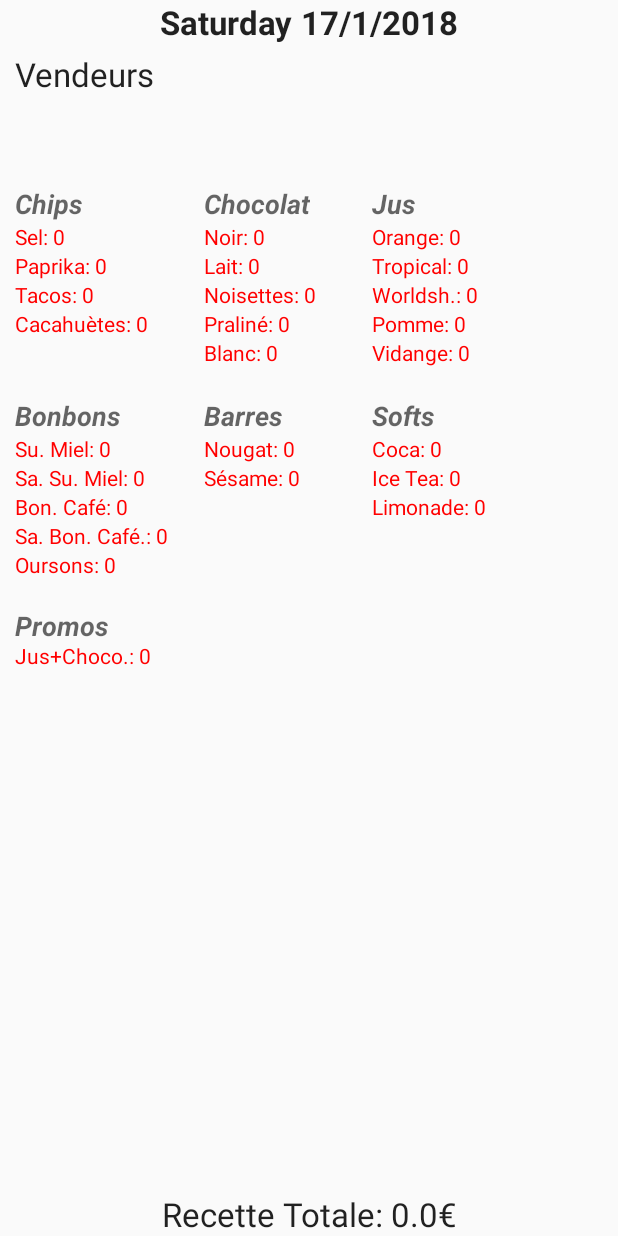
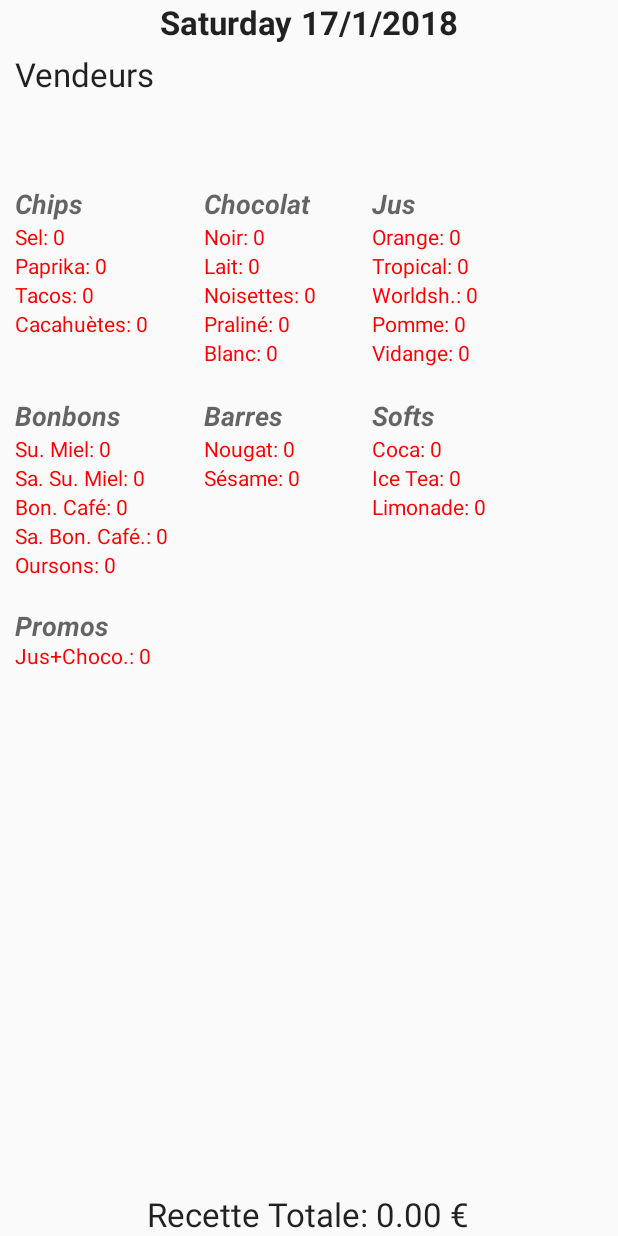
Before and after one commit to argallez/Oxfamv2, an Android app: the FinalAddition screen opened directly, with no data from a screen before it, on a phone screen of 412 x 824 dp. Run offline under Robolectric (Android 15) with nearby library versions, the light colour scheme and no system bars.

Commit message:
Methode achat pour les non stockes, modif de l'affichage de la recette rotale

```diff
--- a/app/src/main/java/com/example/nono/oxfamv2/FinalAddition.java
+++ b/app/src/main/java/com/example/nono/oxfamv2/FinalAddition.java
@@ -85,9 +85,7 @@ public class FinalAddition extends MainActivity {
             //PROMOS
             affichageTotal(Promos_jusChoco, (TextView) findViewById(R.id.viewJusChocoFinal));
 
-            calculAddition();
-            TextView affichageRecette = findViewById(R.id.viewMontantTotal);
-            affichageRecette.setText("Recette Totale: " + recette + "€");
+            calculAddition((TextView)findViewById(R.id.viewMontantTotal));
 
             printDay();
         }
--- a/app/src/main/java/com/example/nono/oxfamv2/MainActivity.java
+++ b/app/src/main/java/com/example/nono/oxfamv2/MainActivity.java
@@ -28,6 +28,8 @@ import org.w3c.dom.Text;
 import java.io.File;
 import java.io.IOException;
 import java.io.PrintWriter;
+import java.text.DecimalFormat;
+import java.text.NumberFormat;
 import java.util.ArrayList;
 import java.util.Calendar;
 import java.util.Collections;
@@ -337,7 +339,7 @@ public class MainActivity extends AppCompatActivity {
     * */
     public void affichageTotal (final Produits objet, final TextView viewFinal){
         Product_Stock prod = (Product_Stock) StockDB.getData().get(objet.getTab());
-        if(prod.getStock()<objet.getCritical()) {
+        if(prod.getStock()-tabQuant[objet.getTab()]<objet.getCritical()) {
             viewFinal.setTextColor(Color.RED);
             viewFinal.setText(objet.getNomProduits()+": "+tabQuant[objet.getTab()]);
         }
@@ -354,14 +356,15 @@ public class MainActivity extends AppCompatActivity {
     int longueur=listeProduits.length;
     public float tabAdditionFinale[]=new float[longueur];
     public float recette;
-    public void calculAddition() {
+    public void calculAddition(TextView finalAmount) {
+        NumberFormat format = new DecimalFormat("#0.00");
         for (int i = 0; i < longueur; i++) {
             tabAdditionFinale[i] = tabQuant[listeProduits[i].getTab()] * listeProduits[i].getPrixProduits();
         }
         for (int j=0; j<longueur;j++){
             recette=recette+tabAdditionFinale[j];
         }
-        recette=(recette*100)/100;
+        finalAmount.setText("Recette Totale: "+format.format(recette)+" €");
     }
 
     /*
```
